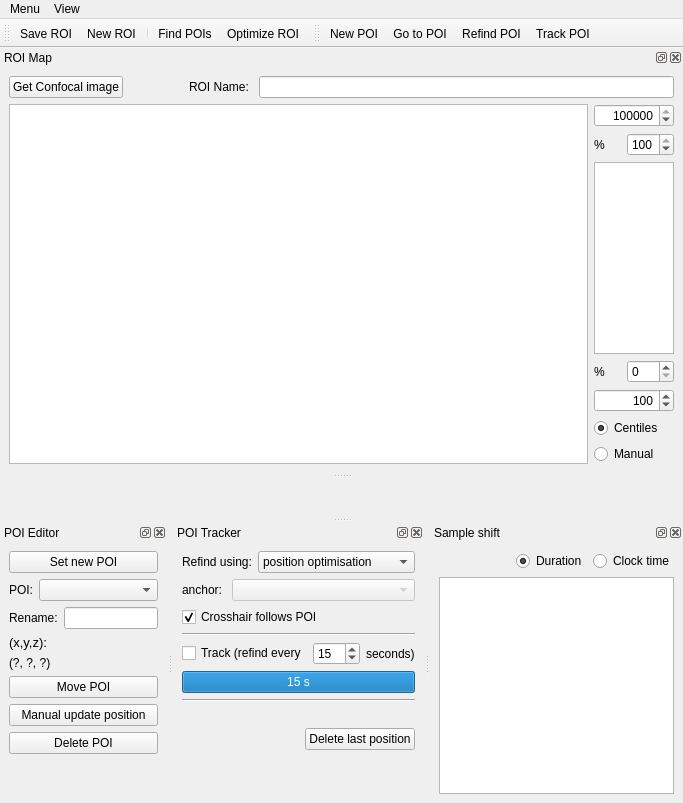
First picture: the form in gui/poimanager/ui_poimangui.ui, repository Ulm-IQO/qudi, before the edit.
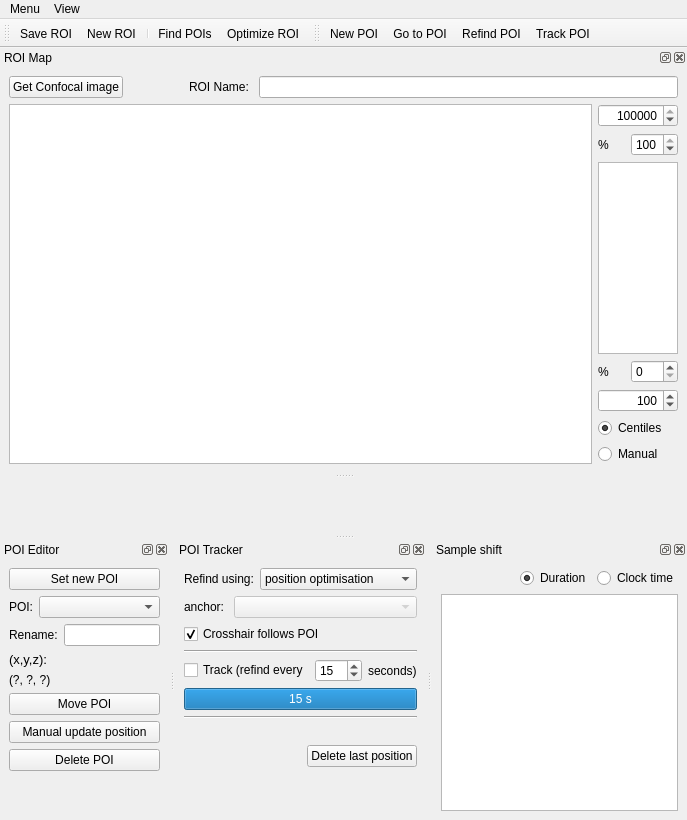
Second picture: the form after the edit. Icons and pictures are not drawn. Custom widgets are drawn as their Qt base class.

Commit message: Continued fixing broken icons in GUI modules.  Added temporary fix to confocal to work around the removed actions.  Proper button-switching methods coming soon.

The edit to the form file:
```diff
--- a/gui/poimanager/ui_poimangui.ui
+++ b/gui/poimanager/ui_poimangui.ui
@@ -6,8 +6,8 @@
    <rect>
     <x>0</x>
     <y>0</y>
-    <width>683</width>
-    <height>803</height>
+    <width>687</width>
+    <height>820</height>
    </rect>
   </property>
   <property name="windowTitle">
@@ -30,8 +30,8 @@
     <rect>
      <x>0</x>
      <y>0</y>
-     <width>683</width>
-     <height>29</height>
+     <width>687</width>
+     <height>30</height>
     </rect>
    </property>
    <widget class="QMenu" name="menuMenu">
```
Left out of the diff: 10 changed lines with no effect on the pictures. The commit also changes 3 other files.
